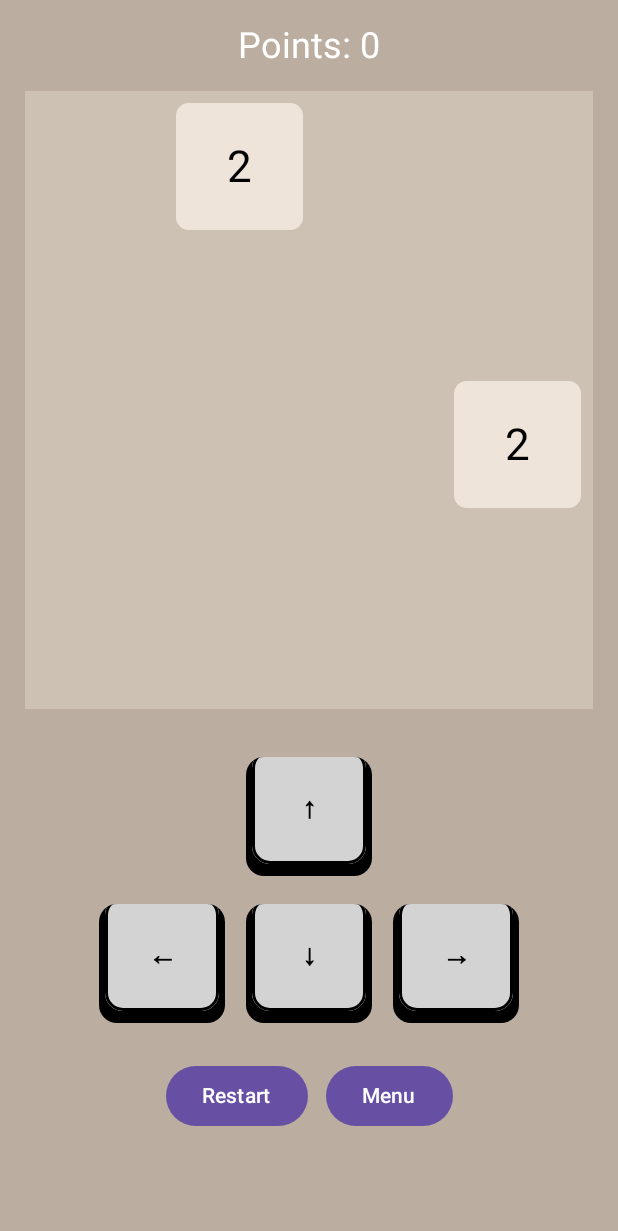
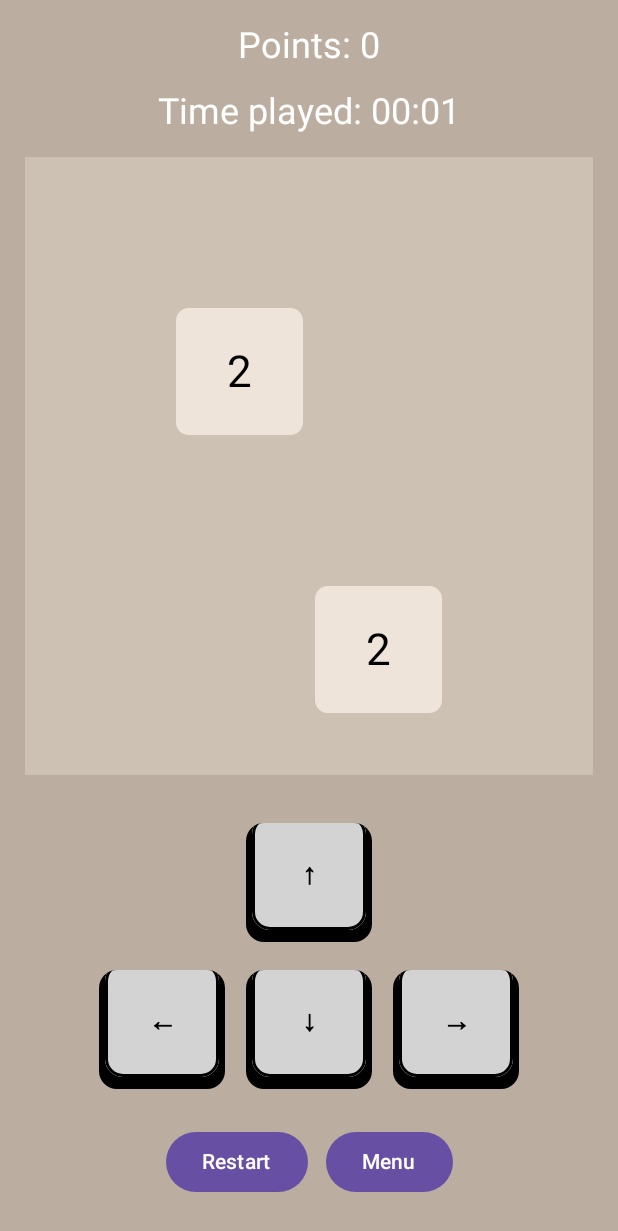
Before and after one commit to Jakon-Dev/Android-2048-GAME, an Android app built with Jetpack Compose: the GameScreen screen opened through its navigation route, after a tap on "Restart", on a phone screen of 412 x 824 dp. Shown: the top 1231 px of the screen. Run offline under Robolectric (Android 15) with nearby library versions, the phone set to English and light mode, and no system bars.

Commit message:
Add Game Time
- Display of time that runs while playing the game.
- Display of paused time when game ends (missing win message)
- Now game can be resumed if time > 0 (befora it was depending on score)
- New GameControl: Stats that shows score and points (can add more things).

```diff
--- a/app/src/main/java/com/jakondev/a2048_game/navigation/AppNavigation.kt
+++ b/app/src/main/java/com/jakondev/a2048_game/navigation/AppNavigation.kt
@@ -11,17 +11,18 @@ import com.jakondev.game2048.ui.GameScreen
 @Composable
 fun AppNavigation(viewModel: GameViewModel) {
     val navController = rememberNavController()
-    val score = viewModel.score.collectAsState()
+    val time = viewModel.time.collectAsState()
 
     NavHost(navController = navController, startDestination = "menu") {
         composable("menu") {
             MainMenu(
-                score = score.value,
+                time = time.value,
                 onNewGame = {
                     viewModel.resetGame()
                     navController.navigate("game")
                 },
                 onResumeGame = {
+                    viewModel.resumeTimer()
                     navController.navigate("game")
                 }
             )
--- a/app/src/main/java/com/jakondev/a2048_game/navigation/MainMenu.kt
+++ b/app/src/main/java/com/jakondev/a2048_game/navigation/MainMenu.kt
@@ -13,7 +13,7 @@ import com.example.game2048.R
 
 @Composable
 fun MainMenu(
-    score: Int,
+    time: Int,
     onNewGame: () -> Unit,
     onResumeGame: () -> Unit
 ) {
@@ -32,7 +32,7 @@ fun MainMenu(
                 Text(text = stringResource(id = R.string.start_new_game))
             }
 
-            if (score > 0) {
+            if (time > 0) {
                 Spacer(modifier = Modifier.height(16.dp))
                 OutlinedButton(onClick = onResumeGame) {
                     Text(text = stringResource(id = R.string.resume_game))
--- a/app/src/main/java/com/jakondev/a2048_game/ui/game/GameControls.kt
+++ b/app/src/main/java/com/jakondev/a2048_game/ui/game/GameControls.kt
@@ -3,21 +3,26 @@ package com.jakondev.a2048_game.ui.game
 import androidx.compose.foundation.layout.Arrangement
 import androidx.compose.foundation.layout.Column
 import androidx.compose.foundation.layout.Row
+import androidx.compose.foundation.layout.padding
 import androidx.compose.material3.Button
+import androidx.compose.material3.MaterialTheme
 import androidx.compose.material3.Text
 import androidx.compose.runtime.Composable
 import androidx.compose.ui.Alignment
+import androidx.compose.ui.Modifier
+import androidx.compose.ui.graphics.Color
 import androidx.compose.ui.res.stringResource
 import androidx.compose.ui.unit.dp
 import androidx.navigation.NavController
 import com.example.game2048.R
 import com.jakondev.game2048.GameViewModel
 import com.jakondev.game2048.ui.DirectionControls
-import com.jakondev.game2048.ui.ScoreDisplay
+import com.jakondev.game2048.ui.formatTime
 
 @Composable
 fun GameControls(
     score: Int,
+    time: Int,
     viewModel: GameViewModel,
     navController: NavController,
     isLandscape: Boolean
@@ -31,7 +36,7 @@ fun GameControls(
                 horizontalAlignment = Alignment.CenterHorizontally,
                 verticalArrangement = Arrangement.spacedBy(8.dp)
             ) {
-                ScoreDisplay(score)
+                StatsDisplay(score, formatTime(time))
                 Button(onClick = viewModel::resetGame) {
                     Text(text = stringResource(id = R.string.restart))
                 }
@@ -61,10 +66,46 @@ fun GameControls(
                 Button(onClick = viewModel::resetGame) {
                     Text(text = stringResource(id = R.string.restart))
                 }
-                Button(onClick = { navController.navigate("menu") }) {
+                Button(onClick = {
+                    viewModel.pauseTimer()
+                    navController.navigate("menu")
+                }) {
                     Text(text = stringResource(id = R.string.menu))
                 }
             }
         }
     }
 }
+
+@Composable
+fun StatsDisplay(score: Int, time: String) {
+    Column(
+        horizontalAlignment = Alignment.CenterHorizontally,
+        verticalArrangement = Arrangement.spacedBy(8.dp)
+    ) {
+        ScoreDisplay(score)
+        TimeDisplay(time)
+    }
+}
+
+@Composable
+fun TimeDisplay(time: String) {
+    Text(
+        text = stringResource(id = R.string.final_time_message, time),
+        fontSize = MaterialTheme.typography.headlineSmall.fontSize,
+        color = Color.White,
+        modifier = Modifier
+            .padding(bottom = 8.dp)
+    )
+}
+
+@Composable
+fun ScoreDisplay(score: Int) {
+    Text(
+        text = stringResource(id = R.string.points, score),
+        fontSize = MaterialTheme.typography.headlineSmall.fontSize,
+        color = Color.White,
+        modifier = Modifier
+            .padding(bottom = 8.dp)
+    )
+}
--- a/app/src/main/java/com/jakondev/a2048_game/ui/game/GameScreen.kt
+++ b/app/src/main/java/com/jakondev/a2048_game/ui/game/GameScreen.kt
@@ -18,6 +18,7 @@ import androidx.navigation.NavController
 import com.example.game2048.R
 import com.jakondev.a2048_game.ui.game.GameControls
 import com.jakondev.a2048_game.ui.game.GameBoard
+import com.jakondev.a2048_game.ui.game.StatsDisplay
 import rememberScreenSize
 
 
@@ -28,6 +29,8 @@ fun GameScreen(viewModel: GameViewModel, navController: NavController) {
     val score = viewModel.score.collectAsState()
     val swipes = viewModel.swipes.collectAsState()
     val isGameOver = viewModel.isGameOver.collectAsState()
+    val time = viewModel.time.collectAsState()
+
 
     val isLandscape = LocalConfiguration.current.orientation == Configuration.ORIENTATION_LANDSCAPE
 
@@ -59,7 +62,7 @@ fun GameScreen(viewModel: GameViewModel, navController: NavController) {
                 modifier = Modifier.fillMaxSize()
             ) {
                 GameBoard(board.value, width = boardWidth, height = boardHeight)
-                GameControls(score.value, viewModel, navController, isLandscape)
+                GameControls(score.value, time.value, viewModel, navController, true)
             }
         } else {
             Column(
@@ -67,17 +70,24 @@ fun GameScreen(viewModel: GameViewModel, navController: NavController) {
                 verticalArrangement = Arrangement.spacedBy(spacingSmall),
                 modifier = Modifier.fillMaxSize()
             ) {
-                ScoreDisplay(score.value)
+                StatsDisplay(score.value, formatTime(time.value))
                 GameBoard(board.value, width = boardWidth, height = boardHeight)
-                GameControls(score.value, viewModel, navController, isLandscape)
+                GameControls(score.value, time.value, viewModel, navController, false)
             }
         }
 
         if (isGameOver.value) {
+            viewModel.pauseTimer()
             AlertDialog(
                 onDismissRequest = {},
                 title = { Text(text = stringResource(id = R.string.game_over)) },
-                text = { Text(text = stringResource(id = R.string.final_points_message, score.value)) },
+                text = {
+                    Column {
+                        Text(text = stringResource(id = R.string.final_points_message, score.value))
+                        Spacer(modifier = Modifier.height(8.dp))
+                        Text(text = stringResource(id = R.string.final_time_message, formatTime(time.value)))
+                    }
+                },
                 confirmButton = {
                     Button(onClick = viewModel::resetGame) {
                         Text(text = stringResource(id = R.string.retry))
@@ -85,19 +95,12 @@ fun GameScreen(viewModel: GameViewModel, navController: NavController) {
                 }
             )
         }
+
     }
 }
 
-
-
-
-@Composable
-fun ScoreDisplay(score: Int) {
-    Text(
-        text = stringResource(id = R.string.points, score),
-        fontSize = MaterialTheme.typography.headlineSmall.fontSize,
-        color = Color.White,
-        modifier = Modifier
-            .padding(bottom = 8.dp)
-    )
+fun formatTime(seconds: Int): String {
+    val minutes = seconds / 60
+    val remainingSeconds = seconds % 60
+    return String.format("%02d:%02d", minutes, remainingSeconds)
 }
--- a/app/src/main/java/com/jakondev/a2048_game/viewmodel/GameViewModel.kt
+++ b/app/src/main/java/com/jakondev/a2048_game/viewmodel/GameViewModel.kt
@@ -1,8 +1,14 @@
 package com.jakondev.game2048
 
 import androidx.lifecycle.ViewModel
+import androidx.lifecycle.viewModelScope
+import kotlinx.coroutines.Job
+import kotlinx.coroutines.delay
 import kotlinx.coroutines.flow.MutableStateFlow
+import kotlinx.coroutines.flow.StateFlow
 import kotlinx.coroutines.flow.asStateFlow
+import kotlinx.coroutines.isActive
+import kotlinx.coroutines.launch
 import kotlin.random.Random
 
 // ViewModel que gestiona el estado del juego 2048.
@@ -29,10 +35,36 @@ class GameViewModel : ViewModel() {
     private val _isGameOver = MutableStateFlow(false)
     val isGameOver = _isGameOver.asStateFlow()
 
-    // Al inicializar el ViewModel, se arranca el juego.
-    init {
-        resetGame()
+    private val _time = MutableStateFlow(0) // en segundos
+    val time: StateFlow<Int> = _time
+
+    private var isTimeRunning = false
+    private var timerJob: Job? = null
+
+
+
+    fun startTimer() {
+        if (isTimeRunning) return
+        isTimeRunning = true
+        timerJob = viewModelScope.launch {
+            while (isTimeRunning) {
+                delay(1000L)
+                _time.value += 1
+            }
+        }
     }
+
+    fun pauseTimer() {
+        isTimeRunning = false
+        timerJob?.cancel()
+    }
+
+    fun resumeTimer() {
+        if (!isTimeRunning) {
+            startTimer()
+        }
+    }
+
 
     // Reinicia el tablero y la puntuación.
     fun resetGame() {
@@ -41,6 +73,12 @@ class GameViewModel : ViewModel() {
         _isGameOver.value = false
         repeat(2) { addRandomTile(newBoard) } // Añade dos fichas al inicio
         _board.value = newBoard
+        _time.value = 0
+        startTimer()
+    }
+
+    fun resumeGame() {
+        resumeTimer()
     }
 
     // Añade una ficha aleatoria (2 o 4) en una casilla vacía.
--- a/app/src/main/res/values/strings.xml
+++ b/app/src/main/res/values/strings.xml
@@ -8,5 +8,6 @@
     <string name="game_over">Game Over!</string>
     <string name="final_points_message">Your final points are: %1$d</string>
     <string name="retry">Retry</string>
+    <string name="final_time_message">Time played: %1$s</string>
 
 </resources>
```
Also changed, not shown: 2 other files.
